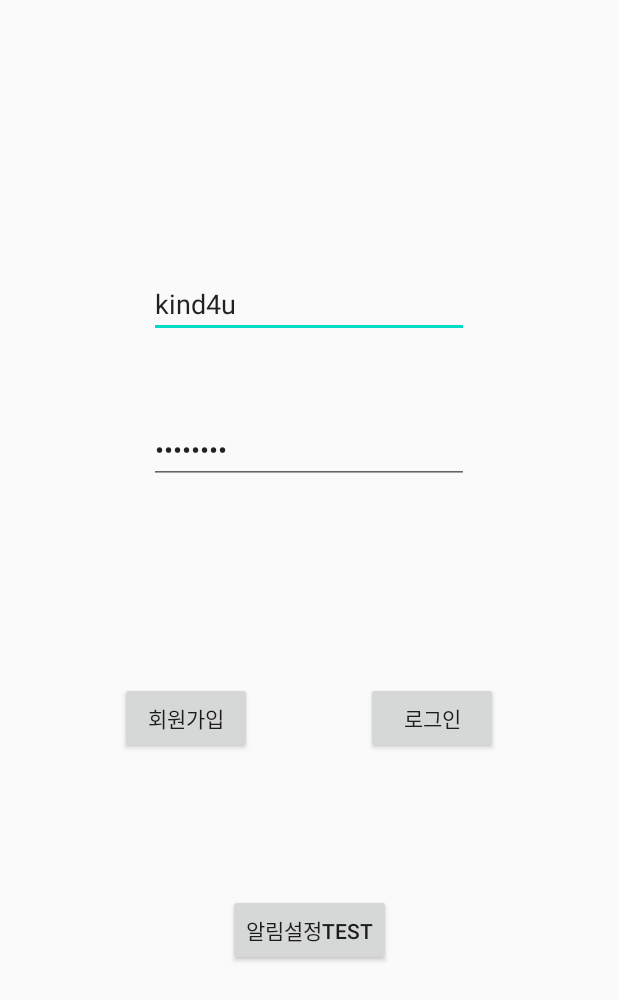
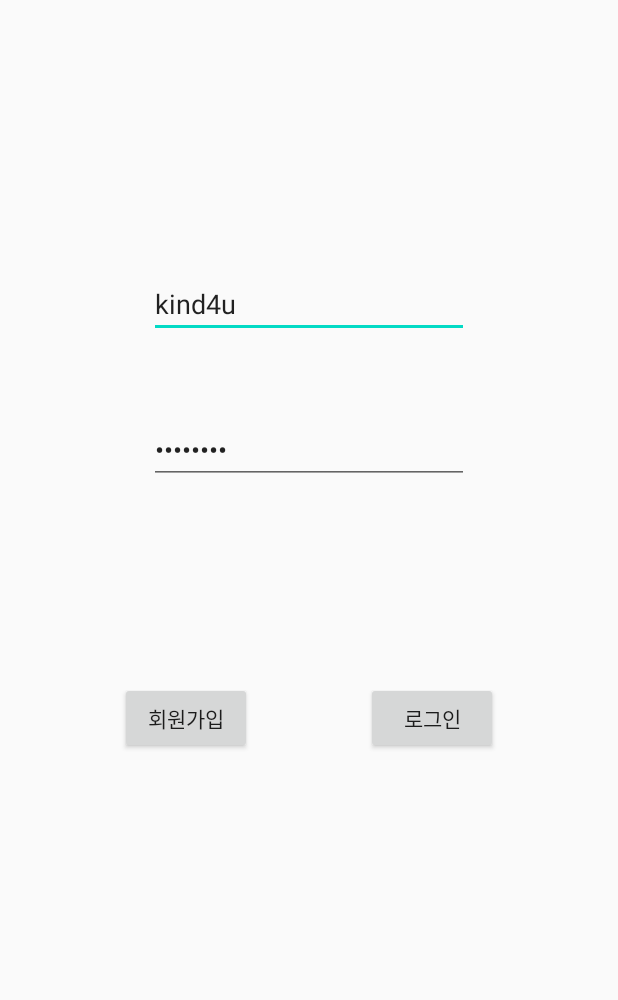
Before and after one commit to kind4u/testApp, an Android app: the screen it shows after launch (LoginActivity), on a phone screen of 412 x 824 dp. Shown: the top 1000 px of the screen. Run offline under Robolectric (Android 15) with nearby library versions, the phone set to English and light mode, and no system bars.

```diff
--- a/app/src/main/java/com/nids/views/DustFragment.java
+++ b/app/src/main/java/com/nids/views/DustFragment.java
@@ -113,8 +113,8 @@ public class DustFragment extends Fragment {
         };
 
         Timer timer = new Timer();
-        timer.schedule(tt,0,10000);
-        timer.schedule(tt2,0,10000);
+        timer.schedule(tt,5000,100000);
+        timer.schedule(tt2,5000,600000);
         return v;
     }
 
--- a/app/src/main/java/com/nids/views/LoginActivity.java
+++ b/app/src/main/java/com/nids/views/LoginActivity.java
@@ -31,8 +31,6 @@ import java.util.List;
 
 public class LoginActivity extends AppCompatActivity  {
 
-    Button btn_set;
-    Button button;
     Button btn_signin;
     Button btn_join;
 
@@ -156,16 +154,6 @@ public class LoginActivity extends AppCompatActivity  {
                 startActivity(joinIntent);
             }
         });
-        //알림설정 테스트
-        button = (Button) findViewById(R.id.button);
-        button.setOnClickListener(new View.OnClickListener() {
-            @RequiresApi(api = Build.VERSION_CODES.O)
-            @Override
-            public void onClick(View v) {
-                createNotification();
-
-            }
-        });
     }
 
     public void createNotification(){
--- a/app/src/main/java/com/nids/views/MapFragment.java
+++ b/app/src/main/java/com/nids/views/MapFragment.java
@@ -58,6 +58,6 @@ public class MapFragment extends Fragment implements OnMapReadyCallback {
         mMap.addMarker(markerOptions);
 
         mMap.moveCamera(CameraUpdateFactory.newLatLng(position));
-        mMap.animateCamera(CameraUpdateFactory.zoomTo(10));
+        mMap.animateCamera(CameraUpdateFactory.zoomTo(15));
     }
 }
--- a/app/src/main/java/com/nids/views/SettingPreferenceFragment.java
+++ b/app/src/main/java/com/nids/views/SettingPreferenceFragment.java
@@ -181,6 +181,10 @@ public class SettingPreferenceFragment extends PreferenceFragmentCompat {
                 try {
                 if(isValue) {
                     // PeriodicWorkRequest 추가
+                    if(notice_time == null || notice_timeunit == null)  {
+                        notice_time = 5;
+                        notice_timeunit = TimeUnit.MINUTES;
+                    }
                             periodicWorkRequest = new PeriodicWorkRequest.Builder(WorkManager.class, notice_time, notice_timeunit).setInitialDelay(notice_time,notice_timeunit).build();
                             androidx.work.WorkManager.getInstance(context.getApplicationContext()).enqueueUniquePeriodicWork("mywork", ExistingPeriodicWorkPolicy.KEEP,periodicWorkRequest);
                             //System.out.println("work state : " + androidx.work.WorkManager.getInstance(context).getWorkInfoById(periodicWorkRequest.getId()).get().getState().toString());
--- a/app/src/main/res/layout/activity_login.xml
+++ b/app/src/main/res/layout/activity_login.xml
@@ -71,15 +71,15 @@
         app:layout_constraintEnd_toEndOf="parent"
         app:layout_constraintTop_toBottomOf="@+id/edit_pw" />
 
-    <Button
-        android:id="@+id/button"
-        android:layout_width="wrap_content"
-        android:layout_height="wrap_content"
-        android:layout_marginBottom="180dp"
-        android:text="알림설정test"
-        app:layout_constraintBottom_toBottomOf="parent"
-        app:layout_constraintEnd_toEndOf="parent"
-        app:layout_constraintStart_toStartOf="parent" />
+<!--    <Button-->
+<!--        android:id="@+id/button"-->
+<!--        android:layout_width="wrap_content"-->
+<!--        android:layout_height="wrap_content"-->
+<!--        android:layout_marginBottom="180dp"-->
+<!--        android:text="알림설정test"-->
+<!--        app:layout_constraintBottom_toBottomOf="parent"-->
+<!--        app:layout_constraintEnd_toEndOf="parent"-->
+<!--        app:layout_constraintStart_toStartOf="parent" />-->
 
 
 
--- a/app/src/main/res/values/colors.xml
+++ b/app/src/main/res/values/colors.xml
@@ -6,5 +6,6 @@
     <color name="lightGreen">#A0F0A0</color>
     <color name="lightRed">#F0A0A0</color>
     <color name="disable">#DDDDDD</color>
+    <color name="unload">#999999</color>
     <color name="black">#000000</color>
 </resources>
--- a/app/src/main/res/xml/settings_preference.xml
+++ b/app/src/main/res/xml/settings_preference.xml
@@ -33,7 +33,7 @@
             android:key="sound_list"
             android:title="알림 간격 설정"
             android:summary="5분"
-            android:defaultValue="5"
+            android:defaultValue="5분"
             android:entries="@array/array_sound"
             android:entryValues="@array/array_sound_value"
             android:dependency="notice"/>
```
Also changed, not shown: app/src/main/java/com/nids/data/VOSensorData.java (+15 -2 lines), app/src/main/java/com/nids/views/InsideFragment.java (+16 -16 lines), app/src/main/java/com/nids/views/MainActivity.java (+7 -14 lines), app/src/main/java/com/nids/views/OutsideFragment.java (+9 -20 lines), app/src/main/res/layout/activity_main.xml (+0 -54 lines), app/src/main/res/layout/fragment_inside.xml (+28 -4 lines), app/src/main/res/layout/fragment_outside.xml (+6 -5 lines).
